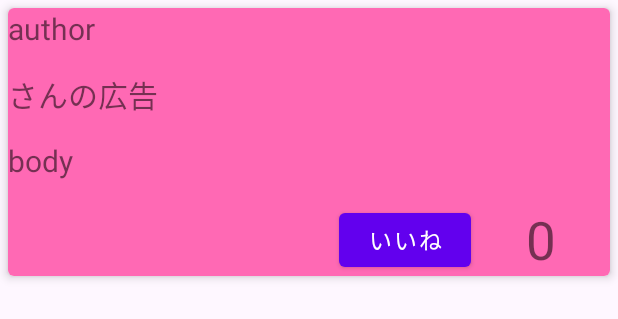
After one commit to nozomi-terasawa/BluetoothMatchingApp, an Android app: the layout repost_ads_item.xml on its own in the app's theme, with its tools: preview values and no code run, on a phone screen of 412 x 824 dp. The commit adds this screen. Shown: the top 319 px of the screen. Run offline under Robolectric (Android 15) with nearby library versions, the phone set to English and light mode, and no system bars.

Commit message:
広告を取得し自分の投稿として表示可能。画像が未実装

```diff
--- a/app/src/main/java/com/example/bluettoothmatching/adapter/AdvertiseAdapter.kt
+++ b/app/src/main/java/com/example/bluettoothmatching/adapter/AdvertiseAdapter.kt
@@ -47,6 +47,7 @@ class AdvertiseAdapter()
                     }
                 binding.getAdsButton.setOnClickListener {
                     fireStore.insertAdsForPost(post.uid, post.postId)
+
                 }
             }
         }
--- a/app/src/main/java/com/example/bluettoothmatching/data/Post.kt
+++ b/app/src/main/java/com/example/bluettoothmatching/data/Post.kt
@@ -9,5 +9,6 @@ data class Post(
     val image: StorageReference? = null,
     val author: String,
     //val createTime: Timestamp,
-    val likedCount: Int // いいねされた数
+    val likedCount: Int, // いいねされた数
+    val type: Int,
 )
--- a/app/src/main/java/com/example/bluettoothmatching/fragment/ProfileListFragment.kt
+++ b/app/src/main/java/com/example/bluettoothmatching/fragment/ProfileListFragment.kt
@@ -51,11 +51,9 @@ class ProfileListFragment : Fragment() {
         binding.recyclerView.layoutManager = LinearLayoutManager(this.context)
         binding.recyclerView.adapter = itemListAdapter
 
-
         tmpList.observe(viewLifecycleOwner, { value ->
             fireStore.getData(itemListAdapter, this)
         })
-
 
         binding.createPostButton.setOnClickListener {
             val action = ProfileListFragmentDirections.actionProfileListFragmentToCreatePostFragment2()
--- /dev/null
+++ b/app/src/main/res/layout/repost_ads_item.xml
@@ -0,0 +1,94 @@
+<?xml version="1.0" encoding="utf-8"?>
+<com.google.android.material.card.MaterialCardView xmlns:android="http://schemas.android.com/apk/res/android"
+    xmlns:app="http://schemas.android.com/apk/res-auto"
+    xmlns:tools="http://schemas.android.com/tools"
+    android:layout_width="match_parent"
+    android:layout_height="wrap_content"
+    android:layout_margin="5dp"
+    android:theme="@style/Theme.MaterialComponents.Light"
+    app:cardCornerRadius="4dp"
+    app:cardElevation="4dp">
+
+    <androidx.constraintlayout.widget.ConstraintLayout
+        android:layout_width="match_parent"
+        android:layout_height="wrap_content"
+        android:background="#ff69b4">
+
+
+        <TextView
+            android:id="@+id/author"
+            android:layout_width="wrap_content"
+            android:layout_height="wrap_content"
+            android:paddingBottom="15dp"
+            android:textSize="20sp"
+            app:layout_constraintBottom_toTopOf="@id/original_poster"
+            app:layout_constraintStart_toStartOf="parent"
+            tools:text="author" />
+
+        <TextView
+            android:id="@+id/original_poster"
+            android:layout_width="wrap_content"
+            android:layout_height="wrap_content"
+            android:paddingBottom="15dp"
+            android:text="@string/original_poster"
+            android:textSize="20sp"
+            app:layout_constraintBottom_toTopOf="@id/body"
+            app:layout_constraintStart_toStartOf="parent" />
+
+
+        <!--
+        <TextView
+            android:id="@+id/time"
+            android:layout_width="wrap_content"
+            android:layout_height="wrap_content"
+            app:layout_constraintStart_toEndOf="@id/author"
+            app:layout_constraintTop_toTopOf="parent"
+            android:textSize="20dp"
+            tools:text="2023年7月11日"
+            android:paddingStart="15dp" />
+        -->
+
+        <TextView
+            android:id="@+id/body"
+            android:layout_width="wrap_content"
+            android:layout_height="wrap_content"
+            android:paddingBottom="15dp"
+            android:textSize="20sp"
+            app:layout_constraintStart_toStartOf="parent"
+            app:layout_constraintTop_toBottomOf="@id/original_poster"
+            tools:text="body" />
+
+        <ImageView
+            android:id="@+id/image"
+            android:layout_width="wrap_content"
+            android:layout_height="wrap_content"
+            app:layout_constraintStart_toStartOf="parent"
+            app:layout_constraintTop_toBottomOf="@id/body" />
+
+        <Button
+            android:id="@+id/like_button"
+            android:layout_width="wrap_content"
+            android:layout_height="wrap_content"
+            android:layout_marginStart="200dp"
+            android:text="いいね"
+            android:textSize="15dp"
+            app:layout_constraintEnd_toStartOf="@id/like_count"
+            app:layout_constraintStart_toStartOf="parent"
+            app:layout_constraintTop_toBottomOf="@id/image" />
+
+        <TextView
+            android:id="@+id/like_count"
+            android:layout_width="wrap_content"
+            android:layout_height="wrap_content"
+            android:paddingStart="15dp"
+            android:paddingEnd="15dp"
+            android:text="0"
+            android:textSize="35dp"
+            app:layout_constraintEnd_toEndOf="parent"
+            app:layout_constraintStart_toEndOf="@id/like_button"
+            app:layout_constraintTop_toBottomOf="@id/image" />
+
+    </androidx.constraintlayout.widget.ConstraintLayout>
+
+
+</com.google.android.material.card.MaterialCardView>
--- a/app/src/main/res/values/strings.xml
+++ b/app/src/main/res/values/strings.xml
@@ -5,7 +5,7 @@
     <string name="open_bar">開</string>
     <string name="close_bar">閉</string>
 
-    <string name="name">名前：%s</string>
+    <string name="original_poster">さんの広告</string>
 
 
 </resources>
```
Also changed, not shown: app/src/main/java/com/example/bluettoothmatching/adapter/ItemListAdapter.kt (+48 -10 lines), app/src/main/java/com/example/bluettoothmatching/database/FireStore.kt (+12 -3 lines).
